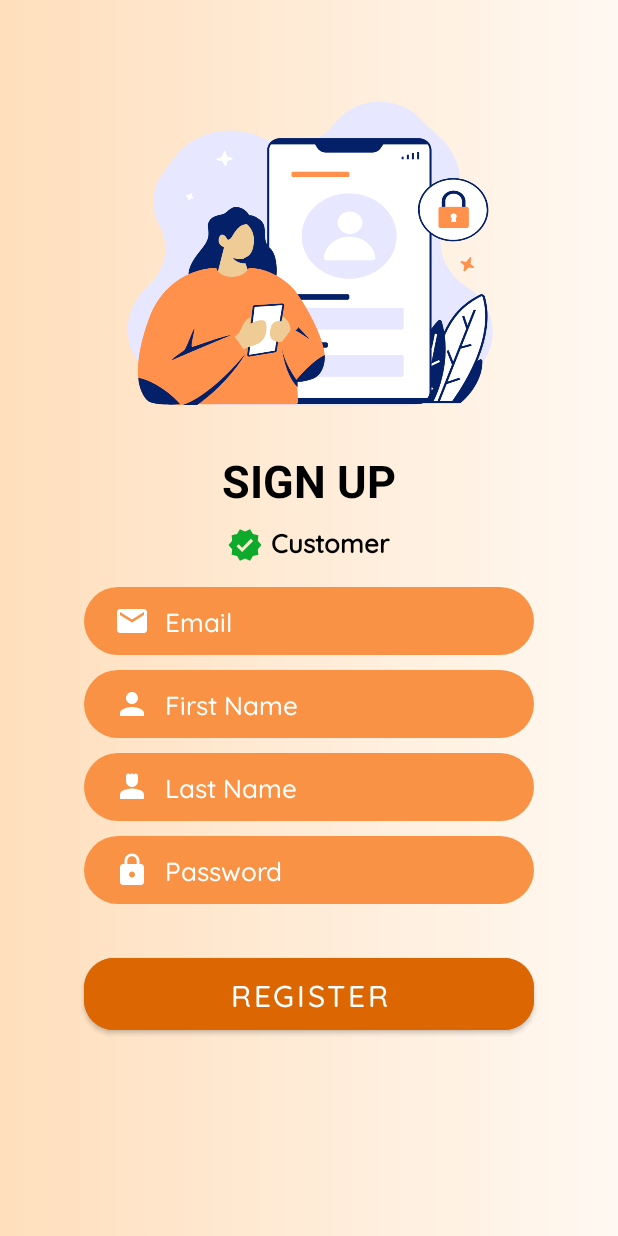
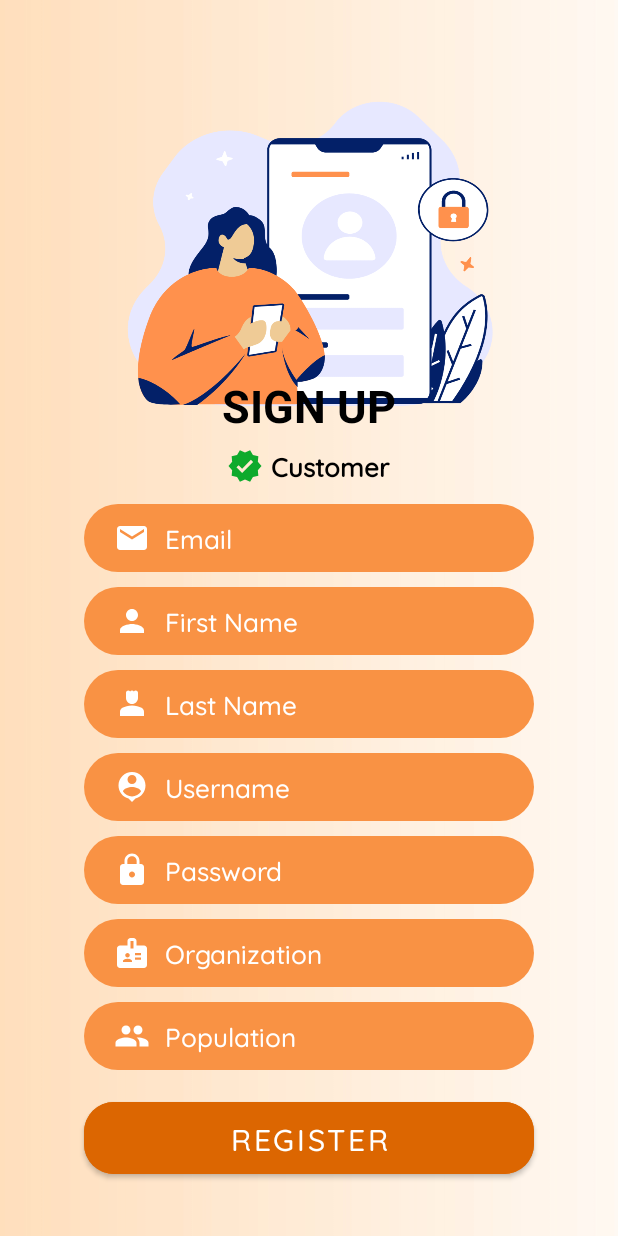
Before and after one commit to mangeltk/CaSpaceApplication, an Android app: the RegisterCustomer screen opened directly, with no data from a screen before it, after a tap on "REGISTER", on a phone screen of 412 x 824 dp. Run offline under Robolectric (Android 15) with nearby library versions, the phone set to English and light mode, and no system bars; our stand-ins replace Firebase (no records; nobody signed in at launch, a user with empty details on screens opened directly); Roboto replaces fonts that are not available here.

Commit message:
Changes in Customer Login and Register

```diff
--- a/app/src/main/java/com/example/caspaceapplication/customer/RegisterCustomer.java
+++ b/app/src/main/java/com/example/caspaceapplication/customer/RegisterCustomer.java
@@ -10,10 +10,14 @@ import androidx.annotation.NonNull;
 import androidx.appcompat.app.AppCompatActivity;
 
 import com.example.caspaceapplication.databinding.ActivityRegisterCustomerBinding;
+import com.example.caspaceapplication.databinding.ActivityRegisterOwnerBinding;
 import com.google.android.gms.tasks.OnFailureListener;
 import com.google.android.gms.tasks.OnSuccessListener;
 import com.google.firebase.auth.AuthResult;
 import com.google.firebase.auth.FirebaseAuth;
+import com.google.firebase.auth.FirebaseUser;
+import com.google.firebase.database.DatabaseReference;
+import com.google.firebase.database.FirebaseDatabase;
 import com.google.firebase.firestore.FirebaseFirestore;
 
 public class RegisterCustomer extends AppCompatActivity {
@@ -21,51 +25,74 @@ public class RegisterCustomer extends AppCompatActivity {
     ActivityRegisterCustomerBinding binding;
     ProgressDialog progressDialog;
 
-    FirebaseAuth firebaseAuth;
-    FirebaseFirestore firebaseFirestore;
+    FirebaseAuth firebaseAuth = FirebaseAuth.getInstance();
+    FirebaseFirestore firebaseFirestore = FirebaseFirestore.getInstance();
+    DatabaseReference dataRef = FirebaseDatabase.getInstance().getReference();
 
     @Override
     protected void onCreate(Bundle savedInstanceState) {
         super.onCreate(savedInstanceState);
-        binding=ActivityRegisterCustomerBinding.inflate(getLayoutInflater());
 
+        binding = ActivityRegisterCustomerBinding.inflate(getLayoutInflater());
         setContentView(binding.getRoot());
 
-        firebaseAuth=FirebaseAuth.getInstance();
-        firebaseFirestore=FirebaseFirestore.getInstance();
+
         progressDialog = new ProgressDialog(this);
 
         binding.registerButtonCustomer.setOnClickListener(new View.OnClickListener() {
             @Override
             public void onClick(View view) {
-                String email = binding.customerEmail.getText().toString().trim();
-                String firstname = binding.customerFirstName.getText().toString();
-                String lastname = binding.customerLastName.getText().toString();
-                String password = binding.customerPassword.getText().toString();
+                String customer_email = binding.customerEmail.getText().toString().trim();
+                String customer_firstName = binding.customerFirstName.getText().toString();
+                String customer_lastName = binding.customerLastName.getText().toString();
+                String customer_username = binding.customerUsername.getText().toString();
+                String customer_password = binding.customerPassword.getText().toString();
+                String customer_organization = binding.customerOrganization.getText().toString();
+                String customer_population = binding.customerPopulation.getText().toString();
 
-                //progressDialog.show();
+                progressDialog.show();
 
-                firebaseAuth.createUserWithEmailAndPassword(email, password)
+                firebaseAuth.createUserWithEmailAndPassword(customer_email, customer_password)
                         .addOnSuccessListener(new OnSuccessListener<AuthResult>() {
                             @Override
                             public void onSuccess(AuthResult authResult) {
-                                startActivity(new Intent(RegisterCustomer.this,LoginCustomerTrial.class));
-                                progressDialog.cancel();
+                                FirebaseUser currentUser = firebaseAuth.getCurrentUser();
+                                String customer_idNum = currentUser.getUid();
 
-                                firebaseFirestore.collection("User")
-                                        .document(FirebaseAuth.getInstance().getUid())
-                                        .set(new CustomerModel(email,firstname,lastname,password));
+                                // Store the additional user data in the database
+                                firebaseFirestore.collection("CustomerUserAccounts")
+                                        .document(customer_idNum)
+                                        .set(new CustomerRegistrationModel(customer_idNum, customer_email, customer_firstName, customer_lastName, customer_username, customer_password, customer_organization, customer_population))
+                                        .addOnSuccessListener(new OnSuccessListener<Void>() {
+                                            @Override
+                                            public void onSuccess(Void unused) {
+                                                progressDialog.dismiss();
+                                                Toast.makeText(RegisterCustomer.this, "Successfully registered!", Toast.LENGTH_SHORT).show();
+                                                Intent intent = new Intent(RegisterCustomer.this, LoginCustomerTrial.class);
+                                                startActivity(intent);
+                                                finish();
+                                            }
+                                        })
+                                        .addOnFailureListener(new OnFailureListener() {
+                                            @Override
+                                            public void onFailure(@NonNull Exception e) {
+                                                progressDialog.dismiss();
+                                                Toast.makeText(RegisterCustomer.this, e.getMessage(), Toast.LENGTH_SHORT).show();
+                                            }
+                                        });
                             }
-                        })
-                        .addOnFailureListener(new OnFailureListener() {
+                        }).addOnFailureListener(new OnFailureListener() {
                             @Override
                             public void onFailure(@NonNull Exception e) {
-                                progressDialog.cancel();
+                                progressDialog.dismiss();
                                 Toast.makeText(RegisterCustomer.this, e.getMessage(), Toast.LENGTH_SHORT).show();
                             }
                         });
+
             }
+
         });
 
     }
+
 }
--- /dev/null
+++ b/app/src/main/res/drawable/back.xml
@@ -0,0 +1,5 @@
+<vector android:height="24dp" android:tint="#000000"
+    android:viewportHeight="24" android:viewportWidth="24"
+    android:width="24dp" xmlns:android="http://schemas.android.com/apk/res/android">
+    <path android:fillColor="@android:color/white" android:pathData="M17.77,3.77l-1.77,-1.77l-10,10l10,10l1.77,-1.77l-8.23,-8.23z"/>
+</vector>
--- /dev/null
+++ b/app/src/main/res/drawable/organization.xml
@@ -0,0 +1,5 @@
+<vector android:height="24dp" android:tint="#FFFFFF"
+    android:viewportHeight="24" android:viewportWidth="24"
+    android:width="24dp" xmlns:android="http://schemas.android.com/apk/res/android">
+    <path android:fillColor="@android:color/white" android:pathData="M20,7h-5V4c0,-1.1 -0.9,-2 -2,-2h-2C9.9,2 9,2.9 9,4v3H4C2.9,7 2,7.9 2,9v11c0,1.1 0.9,2 2,2h16c1.1,0 2,-0.9 2,-2V9C22,7.9 21.1,7 20,7zM9,12c0.83,0 1.5,0.67 1.5,1.5S9.83,15 9,15s-1.5,-0.67 -1.5,-1.5S8.17,12 9,12zM12,18H6v-0.75c0,-1 2,-1.5 3,-1.5s3,0.5 3,1.5V18zM13,9h-2V4h2V9zM18,16.5h-4V15h4V16.5zM18,13.5h-4V12h4V13.5z"/>
+</vector>
--- /dev/null
+++ b/app/src/main/res/drawable/population.xml
@@ -0,0 +1,5 @@
+<vector android:height="24dp" android:tint="#FFFFFF"
+    android:viewportHeight="24" android:viewportWidth="24"
+    android:width="24dp" xmlns:android="http://schemas.android.com/apk/res/android">
+    <path android:fillColor="@android:color/white" android:pathData="M16,11c1.66,0 2.99,-1.34 2.99,-3S17.66,5 16,5c-1.66,0 -3,1.34 -3,3s1.34,3 3,3zM8,11c1.66,0 2.99,-1.34 2.99,-3S9.66,5 8,5C6.34,5 5,6.34 5,8s1.34,3 3,3zM8,13c-2.33,0 -7,1.17 -7,3.5L1,19h14v-2.5c0,-2.33 -4.67,-3.5 -7,-3.5zM16,13c-0.29,0 -0.62,0.02 -0.97,0.05 1.16,0.84 1.97,1.97 1.97,3.45L17,19h6v-2.5c0,-2.33 -4.67,-3.5 -7,-3.5z"/>
+</vector>
--- /dev/null
+++ b/app/src/main/res/drawable/username.xml
@@ -0,0 +1,5 @@
+<vector android:height="24dp" android:tint="#FFFFFF"
+    android:viewportHeight="24" android:viewportWidth="24"
+    android:width="24dp" xmlns:android="http://schemas.android.com/apk/res/android">
+    <path android:fillColor="@android:color/white" android:pathData="M12,2c-4.97,0 -9,4.03 -9,9 0,4.17 2.84,7.67 6.69,8.69L12,22l2.31,-2.31C18.16,18.67 21,15.17 21,11c0,-4.97 -4.03,-9 -9,-9zM12,4c1.66,0 3,1.34 3,3s-1.34,3 -3,3 -3,-1.34 -3,-3 1.34,-3 3,-3zM12,18.3c-2.5,0 -4.71,-1.28 -6,-3.22 0.03,-1.99 4,-3.08 6,-3.08 1.99,0 5.97,1.09 6,3.08 -1.29,1.94 -3.5,3.22 -6,3.22z"/>
+</vector>
--- a/app/src/main/res/layout/activity_register_customer.xml
+++ b/app/src/main/res/layout/activity_register_customer.xml
@@ -19,7 +19,7 @@
             <TextView
                 android:layout_width="match_parent"
                 android:layout_height="wrap_content"
-                android:layout_marginTop="300dp"
+                android:layout_marginTop="250dp"
                 android:fontFamily="@font/amiko"
                 android:text="SIGN UP"
                 android:textAlignment="center"
@@ -29,14 +29,14 @@
 
             <TextView
                 android:layout_width="300dp"
-                android:layout_height="45dp"
+                android:layout_height="40dp"
                 android:layout_gravity="center"
                 android:fontFamily="@font/quicksand_medium"
                 android:text="Customer"
                 android:drawablePadding="5dp"
                 android:drawableLeft="@drawable/ic_baseline_verified_24"
                 android:paddingStart="95dp"
-                android:padding="8dp"
+                android:padding="7dp"
                 android:textColor="@color/black"
                 android:textSize="17dp"
                 android:textStyle="bold" />
@@ -96,6 +96,24 @@
                 android:textSize="17dp" />
 
             <EditText
+                android:id="@+id/customer_username"
+                android:layout_width="300dp"
+                android:layout_height="45dp"
+                android:layout_marginTop="10dp"
+                android:layout_gravity="center"
+                android:background="@drawable/custom_textbox"
+                android:drawableLeft="@drawable/username"
+                android:drawablePadding="10dp"
+                android:fontFamily="@font/quicksand_medium"
+                android:hint="Username"
+                android:padding="8dp"
+                android:paddingStart="20dp"
+                android:textColor="@color/white"
+                android:textColorHighlight="@color/orange"
+                android:textColorHint="@color/white"
+                android:textSize="17dp" />
+
+            <EditText
                 android:id="@+id/customer_password"
                 android:layout_width="300dp"
                 android:layout_height="45dp"
@@ -113,12 +131,49 @@
                 android:textColorHint="@color/white"
                 android:textSize="17dp" />
 
+
+            <EditText
+                android:id="@+id/customer_organization"
+                android:layout_width="300dp"
+                android:layout_height="45dp"
+                android:layout_marginTop="10dp"
+                android:layout_gravity="center"
+                android:background="@drawable/custom_textbox"
+                android:drawableLeft="@drawable/organization"
+                android:drawablePadding="10dp"
+                android:fontFamily="@font/quicksand_medium"
+                android:hint="Organization"
+                android:padding="8dp"
+                android:paddingStart="20dp"
+                android:textColor="@color/white"
+                android:textColorHighlight="@color/orange"
+                android:textColorHint="@color/white"
+                android:textSize="17dp" />
+
+            <EditText
+                android:id="@+id/customer_population"
+                android:layout_width="300dp"
+                android:layout_height="45dp"
+                android:layout_marginTop="10dp"
+                android:layout_gravity="center"
+                android:background="@drawable/custom_textbox"
+                android:drawableLeft="@drawable/population"
+                android:drawablePadding="10dp"
+                android:fontFamily="@font/quicksand_medium"
+                android:hint="Population"
+                android:padding="8dp"
+                android:paddingStart="20dp"
+                android:textColor="@color/white"
+                android:textColorHighlight="@color/orange"
+                android:textColorHint="@color/white"
+                android:textSize="17dp" />
+
             <Button
                 android:id="@+id/registerButtonCustomer"
                 android:layout_width="300dp"
                 android:layout_height="60dp"
                 android:layout_gravity="center"
-                android:layout_marginTop="30dp"
+                android:layout_marginTop="15dp"
                 android:backgroundTint="@color/orange1"
                 android:fontFamily="@font/quicksand_medium"
                 android:text="REGISTER"
--- a/app/src/main/res/layout/fragment_home.xml
+++ b/app/src/main/res/layout/fragment_home.xml
@@ -224,7 +224,7 @@
         android:layout_marginStart="30dp"
         android:layout_marginTop="510dp"
         android:fontFamily="@font/poppins_medium"
-        android:text="Recommended for you"
+        android:text="Recommended Coworking Spaces"
         android:textColor="@color/orange1"
         android:textSize="18dp"
         android:textStyle="bold" />
```
Also changed, not shown: app/src/main/AndroidManifest.xml (+15 -44 lines), app/src/main/java/com/example/caspaceapplication/CustomerAllCoworkingSpace.java (added, +14 -0 lines), app/src/main/java/com/example/caspaceapplication/customer/CustomerRegistrationModel.java (added, +87 -0 lines), app/src/main/java/com/example/caspaceapplication/customer/LoginCustomerTrial.java (+98 -51 lines), app/src/main/res/drawable/customer_searchbar.xml (added, +16 -0 lines), app/src/main/res/drawable/mapicon.xml (added, +12 -0 lines), app/src/main/res/layout/activity_customer_all_coworking_space.xml (added, +72 -0 lines), app/src/main/res/layout/activity_front.xml (+0 -33 lines), app/src/main/res/layout/activity_login_customer_trial.xml (+15 -4 lines), 1 other file.
